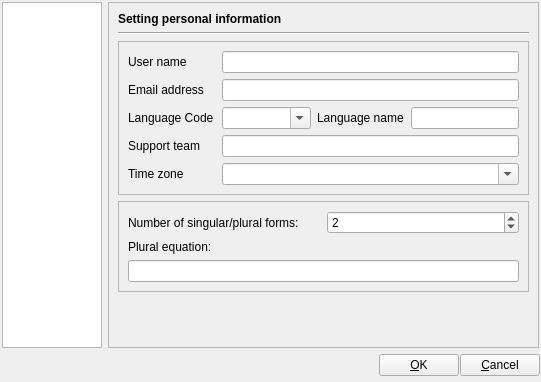
The window that pootling/ui/Preference.ui (cc-archive/pootle) describes before a commit, drawn with Qt 5.
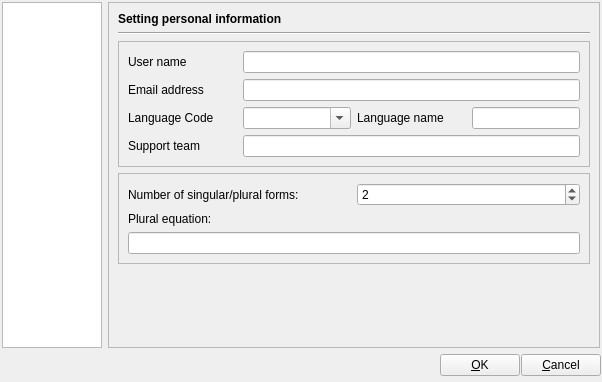
The same window after the commit.

Commit message: remove timezone coz it's not important and as the benefit to translator

```diff
--- a/pootling/ui/Preference.ui
+++ b/pootling/ui/Preference.ui
@@ -5,7 +5,7 @@
    <rect>
     <x>0</x>
     <y>0</y>
-    <width>541</width>
+    <width>602</width>
     <height>372</height>
    </rect>
   </property>
@@ -222,42 +222,6 @@
              <property name="spacing" >
               <number>6</number>
              </property>
-             <item row="4" column="0" >
-              <widget class="QLabel" name="label6" >
-               <property name="sizePolicy" >
-                <sizepolicy>
-                 <hsizetype>7</hsizetype>
-                 <vsizetype>0</vsizetype>
-                 <horstretch>0</horstretch>
-                 <verstretch>0</verstretch>
-                </sizepolicy>
-               </property>
-               <property name="text" >
-                <string>Time zone</string>
-               </property>
-              </widget>
-             </item>
-             <item row="4" column="1" colspan="3" >
-              <widget class="QComboBox" name="cbxTimeZone" >
-               <property name="enabled" >
-                <bool>true</bool>
-               </property>
-               <property name="sizePolicy" >
-                <sizepolicy>
-                 <hsizetype>7</hsizetype>
-                 <vsizetype>0</vsizetype>
-                 <horstretch>0</horstretch>
-                 <verstretch>0</verstretch>
-                </sizepolicy>
-               </property>
-               <property name="whatsThis" >
-                <string>&lt;h3>Time Zone&lt;/h3>Choose a correct time zone of your country.</string>
-               </property>
-               <property name="editable" >
-                <bool>true</bool>
-               </property>
-              </widget>
-             </item>
              <item row="3" column="0" >
               <widget class="QLabel" name="label5" >
                <property name="sizePolicy" >
```
Left out of the diff: 83 changed lines with no effect on the pictures. The commit also changes 2 other files.
